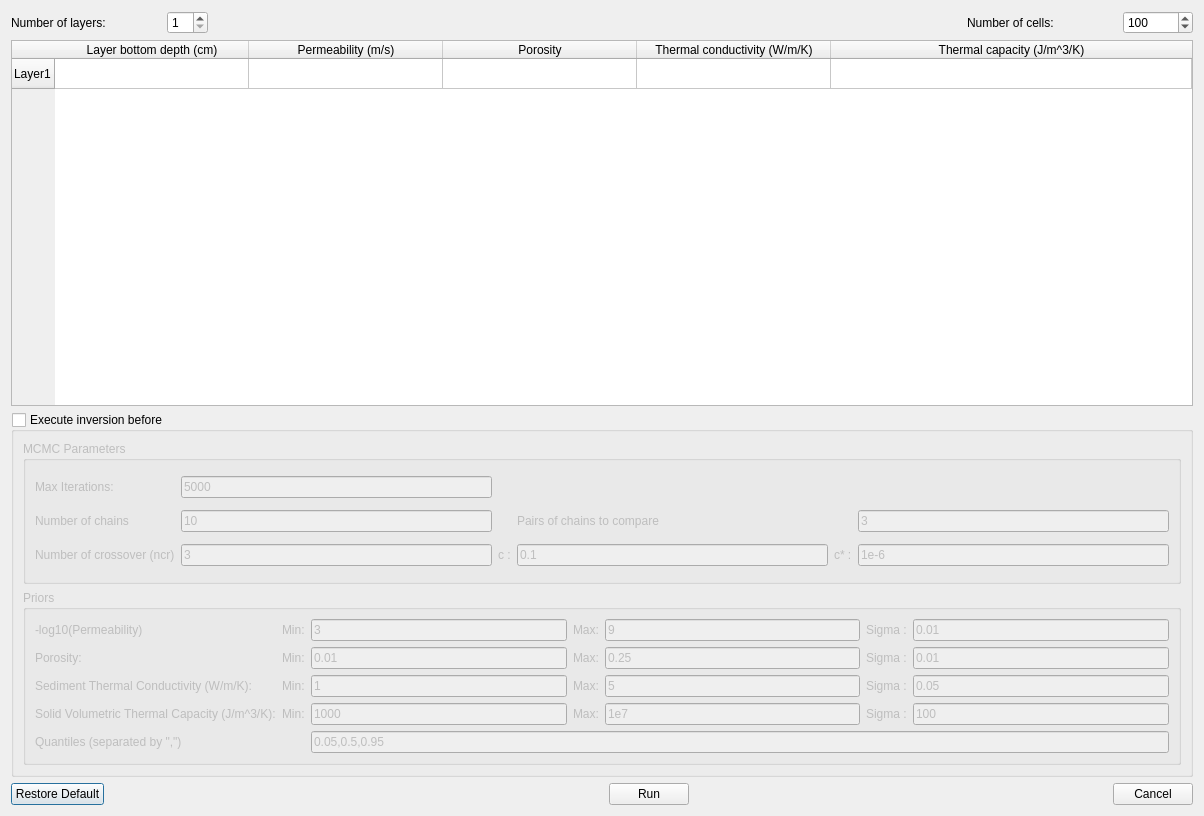
This is Molonaviz/src/molonaviz/frontend/ui/dialogCompute.ui in flipoyo/MOLONARI1D as Qt 5 draws it before an edit. The edited form follows.
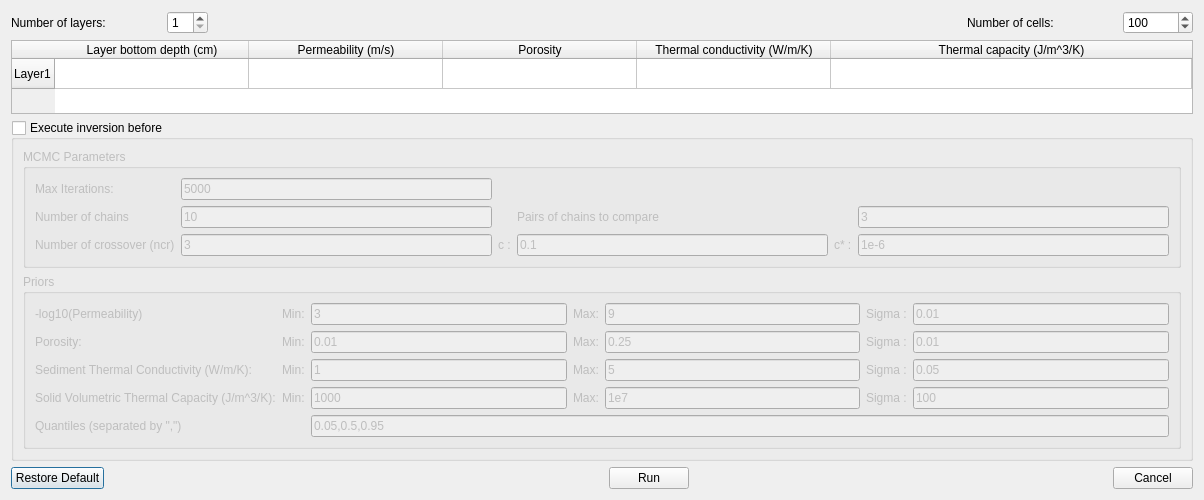
This is the edited form.

The edit to the form file:
```diff
--- a/Molonaviz/src/molonaviz/frontend/ui/dialogCompute.ui
+++ b/Molonaviz/src/molonaviz/frontend/ui/dialogCompute.ui
@@ -7,7 +7,7 @@
     <x>0</x>
     <y>0</y>
     <width>1204</width>
-    <height>816</height>
+    <height>500</height>
    </rect>
   </property>
   <property name="minimumSize">
```
Left out of the diff: 9 changed lines with no effect on the pictures.
